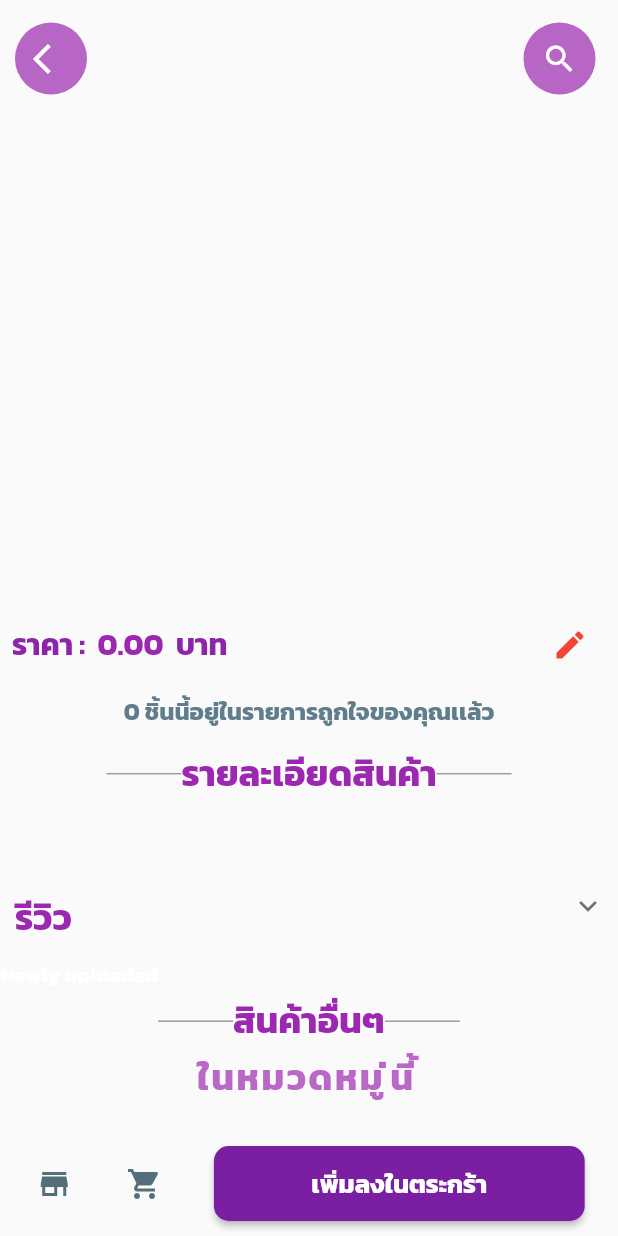
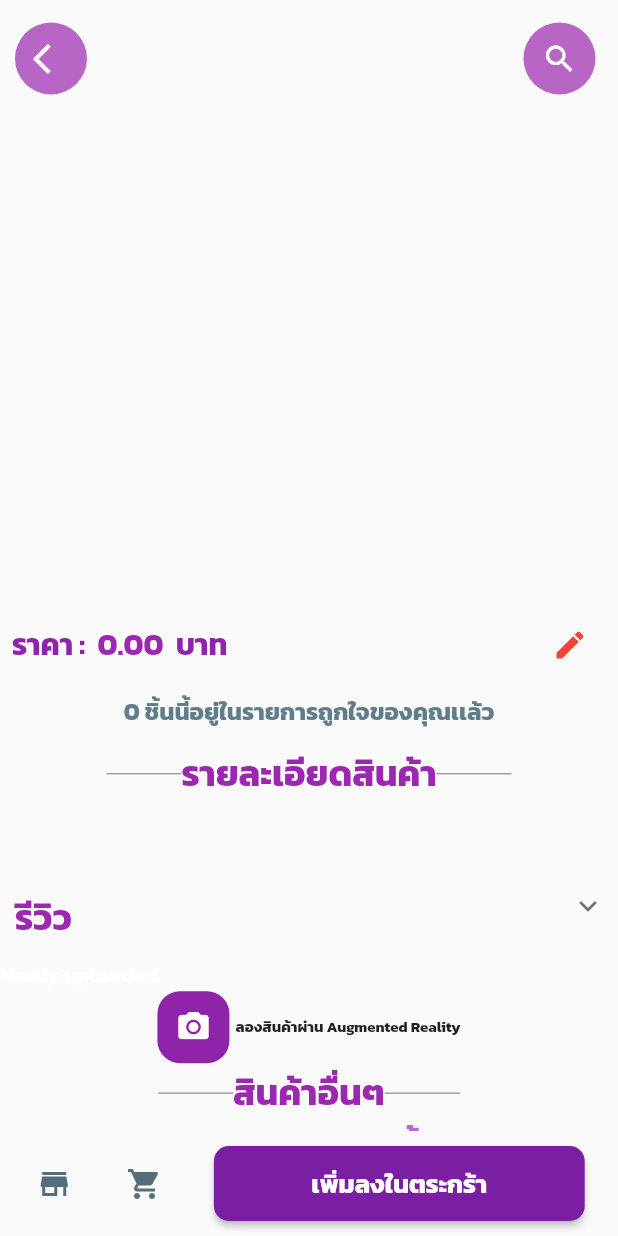
Before and after one commit to MooOun/Frabric_shop_demo, a Flutter app: the ProductsDetails screen opened directly with empty values, on a phone screen of 412 x 824 dp. Run offline on Flutter 3.47's test engine with Material 2 defaults, Android fonts, the phone set to English and light mode, and no system bars; drawn by our look-alikes of badges, expandable; our stand-ins replace cloud_firestore, firebase_auth, firebase_core, firebase_storage, flutter_datetime_picker, flutter_rating_bar and 5 more; missing offline and left inert: country_state_city_picker, flutter_stripe, staggered_grid_view_flutter; accounts and stored records are empty.

Commit message:
input ar

```diff
--- a/lib/detail/products_detail.dart
+++ b/lib/detail/products_detail.dart
@@ -5,6 +5,7 @@ import 'package:expandable/expandable.dart';
 import 'package:firebase_auth/firebase_auth.dart';
 import 'package:flutter/material.dart';
 import 'package:flutter_swiper_null_safety/flutter_swiper_null_safety.dart';
+import 'package:image_picker/image_picker.dart';
 import 'package:provider/provider.dart';
 import 'package:fabricshopdemo/main_screens/cart_screen.dart';
 import 'package:fabricshopdemo/minor_screens/full_image_screen.dart';
@@ -27,6 +28,7 @@ class ProductsDetails extends StatefulWidget {
 
 class _ProductsDetailsState extends State<ProductsDetails> {
   late List<dynamic> imageList = widget.productList['productimage'];
+
 
   @override
   Widget build(BuildContext context) {
@@ -192,6 +194,31 @@ class _ProductsDetailsState extends State<ProductsDetails> {
                         ),
                       ),
                       review(_reviewsStream),
+
+                    Row(mainAxisAlignment: MainAxisAlignment.center,
+                      children: [
+                        Container(
+                                decoration: BoxDecoration(
+                                    color: Colors.purple.shade600,
+                                    borderRadius: BorderRadius.only(
+                                      bottomRight: Radius.circular(15),
+                                      bottomLeft: Radius.circular(15),
+                                        topLeft: Radius.circular(15),
+                                        topRight: Radius.circular(
+                                          15,
+                                        ))),
+                                child: IconButton(
+                                  onPressed: (){ImageSource.camera;},
+                                  icon: Icon(
+                                    Icons.camera_alt,
+                                    color: Colors.white,
+                                  ),
+                                ),
+                              ),
+                              Text('\t\tลองสินค้าผ่าน Augmented Reality', style: TextStyle(fontSize: 10),)
+                      ],
+                    ),
+
                       ProductDetailsHeaderLabel(
                         headerLabel: 'สินค้าอื่นๆ',
                       ),
```
